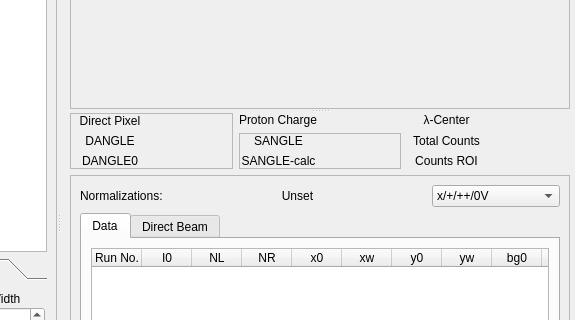
The window that designer/main_window.ui (aglavic/quicknxs) describes before a commit, drawn with Qt 5; both pictures show x 228 to 803 and y 222 to 542 of the 990 by 861 pixel window.
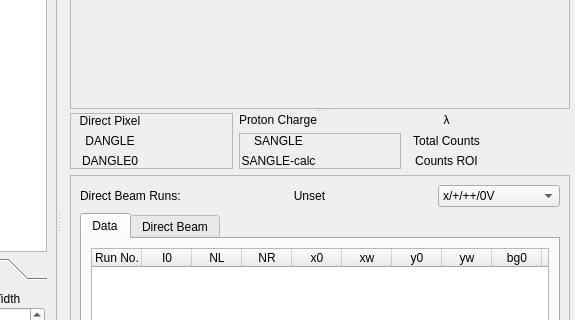
The same window after the commit. Icons and pictures are not drawn. Custom widgets are drawn as their Qt base class.

```diff
--- a/designer/main_window.ui
+++ b/designer/main_window.ui
@@ -1170,7 +1170,7 @@
                       <string>Read from file</string>
                      </property>
                      <property name="text">
-                      <string>λ-Center</string>
+                      <string>λ</string>
                      </property>
                      <property name="alignment">
                       <set>Qt::AlignCenter</set>
@@ -1283,7 +1283,7 @@
                      <string>A list of files selected fro normalization</string>
                     </property>
                     <property name="text">
-                     <string>Normalizations:</string>
+                     <string>Direct Beam Runs:</string>
                     </property>
                    </widget>
                   </item>
```
Left out of the diff: 10 changed lines with no effect on the pictures.
